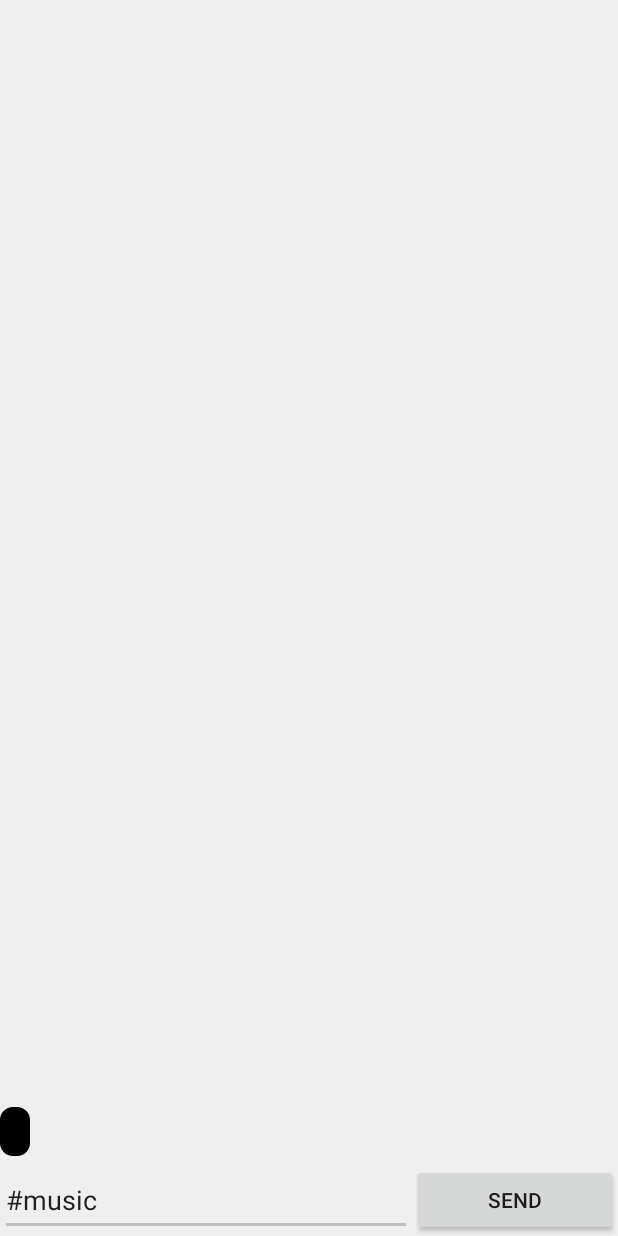
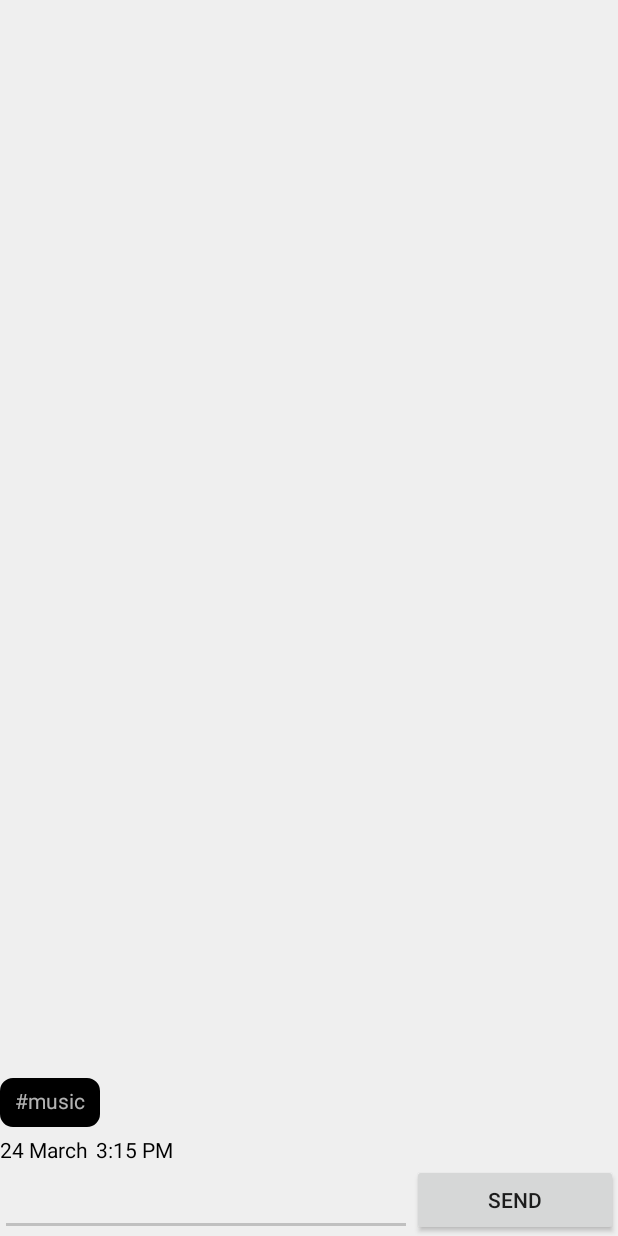
Before and after one commit to pk2609/Hazard_01, an Android app: the ChatActivity screen opened directly, with no data from a screen before it, after a tap on "SEND", on a phone screen of 412 x 824 dp. Run offline under Robolectric (Android 15) with nearby library versions, the phone set to English and light mode, and no system bars.

Commit message:
Pushing for the the 23rd  time

```diff
--- a/app/src/main/java/com/appexample/hazard_01/ChatActivity.java
+++ b/app/src/main/java/com/appexample/hazard_01/ChatActivity.java
@@ -67,7 +67,7 @@ public class ChatActivity extends Activity {
 
     private boolean sendChatMessage() {
         chatArrayAdapter.add(new ChatMessage(side, chatText.getText().toString()));
-        chatText.setText("#music");
+        chatText.setText("");
         side = !side;
         return true;
     }
--- a/app/src/main/java/com/appexample/hazard_01/ChatArrayAdapter.java
+++ b/app/src/main/java/com/appexample/hazard_01/ChatArrayAdapter.java
@@ -13,8 +13,10 @@ import java.util.List;
 class ChatArrayAdapter extends ArrayAdapter<ChatMessage> {
 
     private TextView chatText;
+    public TextView date;
     private List<ChatMessage> chatMessageList = new ArrayList<ChatMessage>();
     private Context context;
+
 
     @Override
     public void add(ChatMessage object) {
--- a/app/src/main/res/layout/activity_chat.xml
+++ b/app/src/main/res/layout/activity_chat.xml
@@ -4,7 +4,7 @@
     android:layout_height="match_parent"
     android:background="#efefef"
     android:orientation="vertical"
-    tools:context=".MainActivity">
+    tools:context=".Home">
 
     <ListView
         android:id="@+id/msgview"
@@ -24,6 +24,7 @@
 
         <EditText
             android:id="@+id/msg"
+            android:hint=""
             android:layout_width="0dp"
             android:layout_height="fill_parent"
             android:layout_weight="2" />
--- a/app/src/main/res/layout/left.xml
+++ b/app/src/main/res/layout/left.xml
@@ -17,5 +17,24 @@
         android:paddingRight="10dp"
         android:paddingTop="5dp"
         android:text="Sampleleft"
+        android:hint="#music"
         android:textColor="#fff" />
+
+    <LinearLayout
+        android:layout_width="wrap_content"
+        android:layout_height="wrap_content"
+        android:layout_below="@+id/msgr">
+
+        <TextView
+            android:layout_width="wrap_content"
+            android:layout_height="match_parent"
+            android:paddingRight="5dp"
+            android:text="24 March"
+            android:textColor="@color/black"/>
+        <TextView
+            android:layout_width="wrap_content"
+            android:layout_height="match_parent"
+            android:text="3:15 PM"
+            android:textColor="@color/black"/>
+    </LinearLayout>
 </RelativeLayout>
```
Also changed, not shown: app/src/main/res/layout/right.xml (+22 -1 lines).
